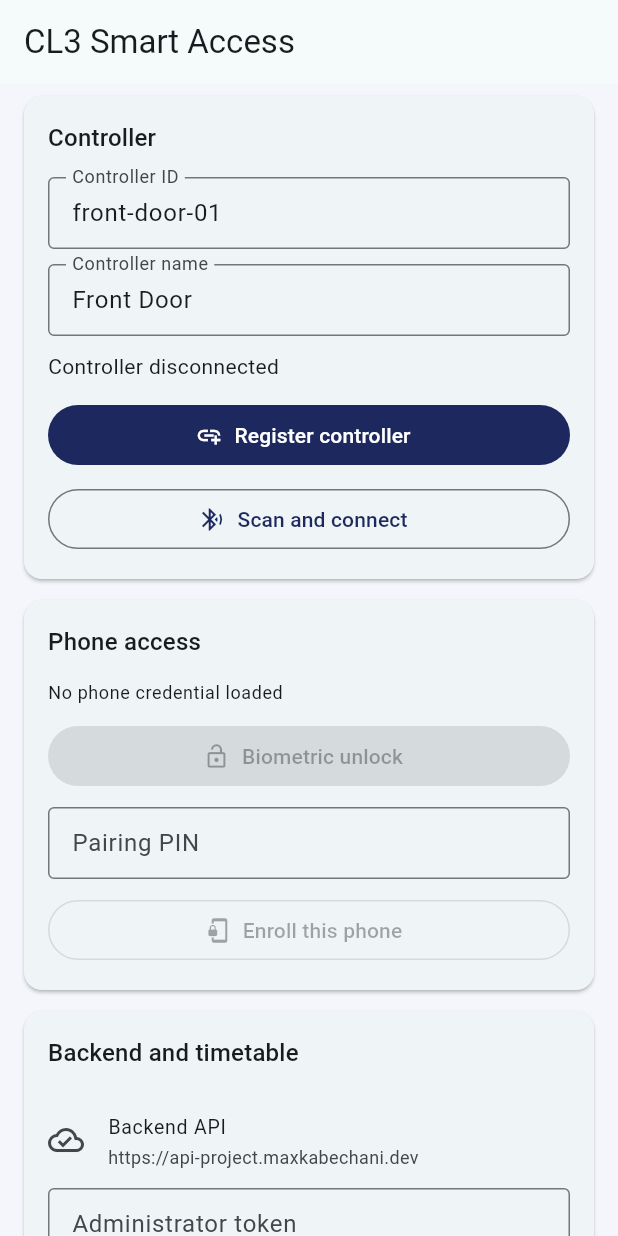
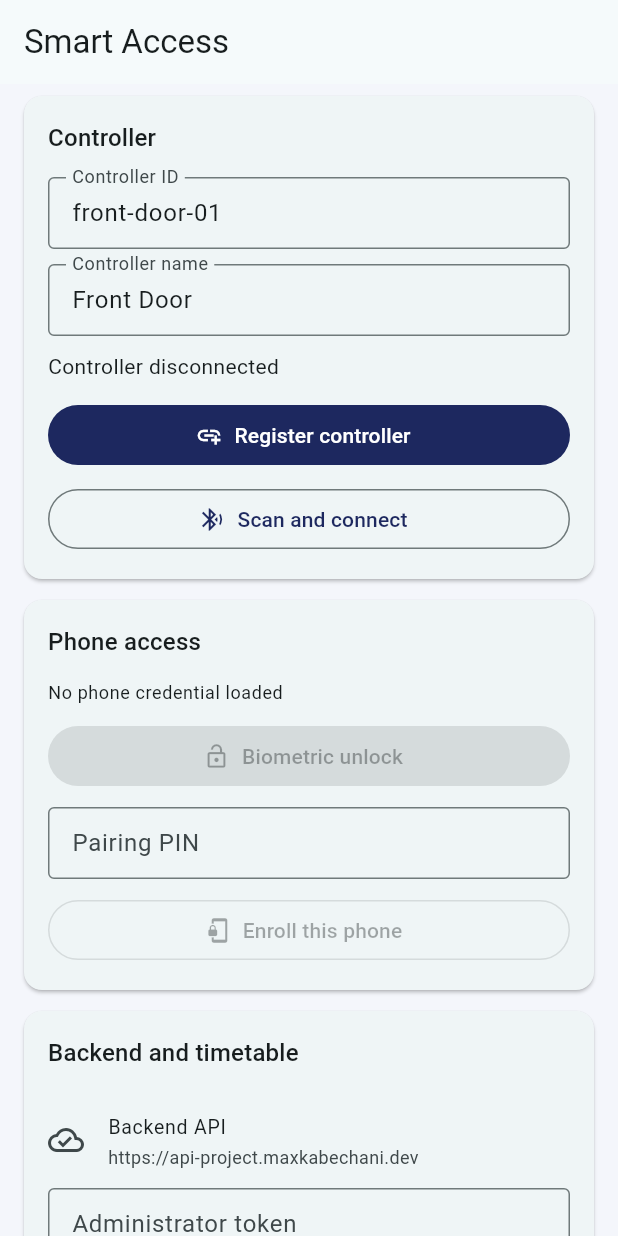
Before and after one commit to maxkabechani/final-year-project, a Flutter app: the screen it shows after launch, on a phone screen of 412 x 824 dp. Run offline on Flutter 3.47's test engine with Material 3 defaults, Android fonts, the phone set to English and light mode, and no system bars; our stand-ins replace device_info_plus, flutter_blue_plus, flutter_secure_storage, local_auth, permission_handler; missing offline and left inert: cryptography, pointycastle.

Commit message:
Finish Smart Access mobile rebrand

```diff
--- a/mobile/lib/main.dart
+++ b/mobile/lib/main.dart
@@ -464,7 +464,7 @@ class _AccessHomePageState extends State<AccessHomePage> {
             );
           }
           final accepted = await _localAuth.authenticate(
-            localizedReason: 'Confirm access to the CL3 laboratory',
+            localizedReason: 'Confirm your identity to unlock this smart lock',
             biometricOnly: true,
             persistAcrossBackgrounding: true,
           );
@@ -575,7 +575,7 @@ class _AccessHomePageState extends State<AccessHomePage> {
     final connected = _control != null && _messages != null;
     return Scaffold(
       appBar: AppBar(
-        title: const Text('CL3 Smart Access'),
+        title: const Text('Smart Access'),
         backgroundColor: Theme.of(context).colorScheme.surface,
       ),
       body: SafeArea(
```
